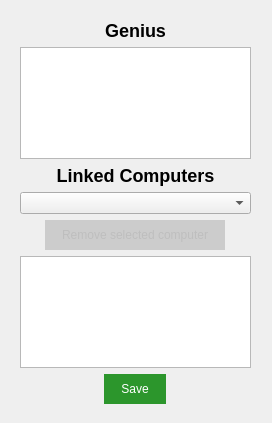
danielm15/VLN1-2016-Hopur_16, file editrelation.ui: the form before one commit.
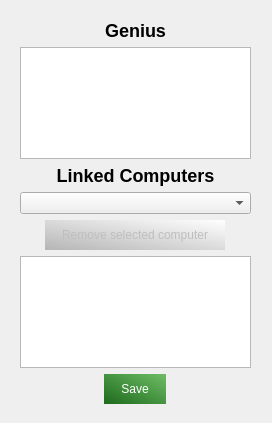
The form after the commit. Icons and pictures are not drawn.

Commit message: Added gradient to buttons

Diff of the .ui file:
```diff
--- a/editrelation.ui
+++ b/editrelation.ui
@@ -65,15 +65,15 @@
         <property name="styleSheet">
          <string notr="true">#pushButtonRemoveComputer {
 	padding: 6px 15px;
-	background-color: rgb(204, 204, 204);
+	background-color: qlineargradient(spread:pad, x1:0, y1:1, x2:1, y2:0, stop:0 rgba(181, 181, 181, 255), stop:1 rgba(255, 255, 255, 255));
 	border: 2px solid;
 	border-color: transparent;
 	border-radius: 16px;
 }
 
 #pushButtonRemoveComputer::enabled {
-	background-color: rgb(117, 34, 34);
-	color: rgb(255, 255 ,255);
+	background-color: qlineargradient(spread:pad, x1:0, y1:1, x2:1, y2:0, stop:0 rgba(117, 34, 34, 255), stop:1 rgba(255, 48, 48, 255));
+	color: white;
 }
 
 #pushButtonRemoveComputer::enabled::hover {
@@ -93,9 +93,9 @@
     <item alignment="Qt::AlignHCenter">
      <widget class="QPushButton" name="pushButtonSaveRelation">
       <property name="styleSheet">
-       <string notr="true">#pushButtonSaveRelation {
+       <string notr="true">#pushButtonSaveRelation{
 	color: rgb(255, 255, 255);
-	background-color: rgb(44, 150, 44);
+	background-color: qlineargradient(spread:pad, x1:0, y1:1, x2:1, y2:0, stop:0.0149254 rgba(31, 107, 31, 255), stop:1 rgba(110, 189, 100, 255));
 	padding: 6px 15px;
 	border: 2px solid;
 	border-color: transparent;
```
Left out of the diff: 4 changed lines with no effect on the pictures. The commit also changes 5 other files.
